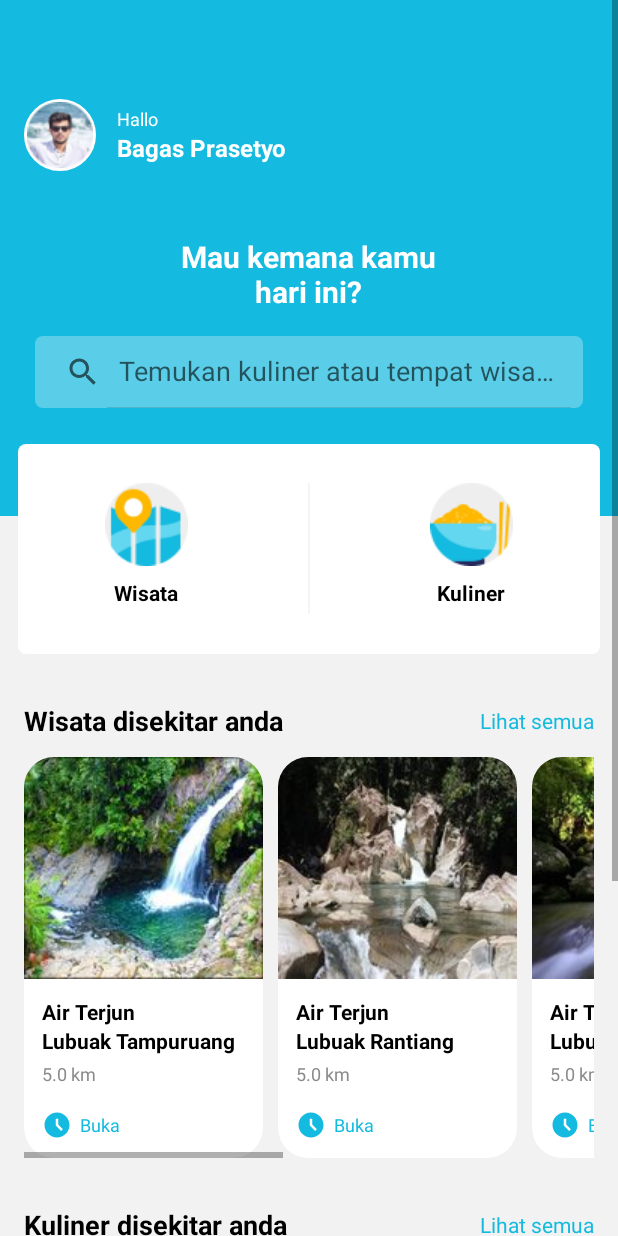
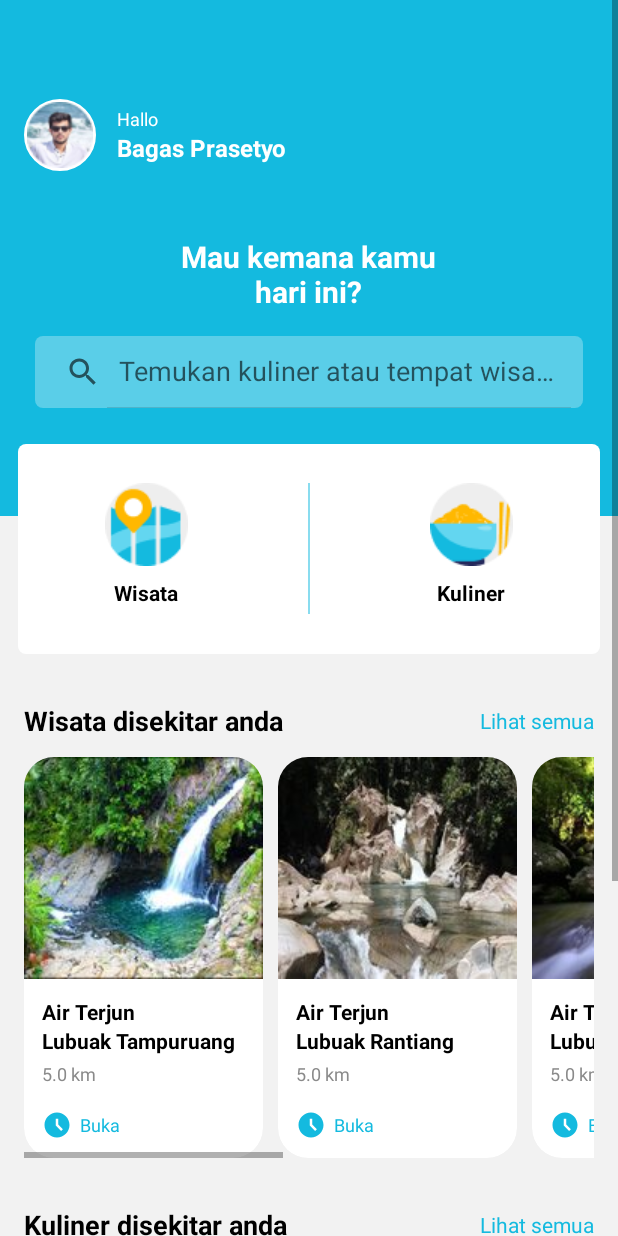
Before and after one commit to BagasPrasetyo23/kawan, an Android app built with Jetpack Compose: the MainActivity screen opened directly, with no data from a screen before it, on a phone screen of 412 x 824 dp. Run offline under Robolectric (Android 15) with nearby library versions, the phone set to English and light mode, and no system bars.

Commit message:
penambahan file

```diff
--- a/app/src/main/res/drawable/line.xml
+++ b/app/src/main/res/drawable/line.xml
@@ -1,7 +1,7 @@
 <?xml version="1.0" encoding="utf-8"?>
 <shape xmlns:android="http://schemas.android.com/apk/res/android"
     android:shape="rectangle">
-    <solid android:color="#ECECEC"/>
+    <solid android:color="@color/bluesweet"/>
     <size android:width="0.5dp"
         android:height="87.5dp"/>
 </shape>
```
